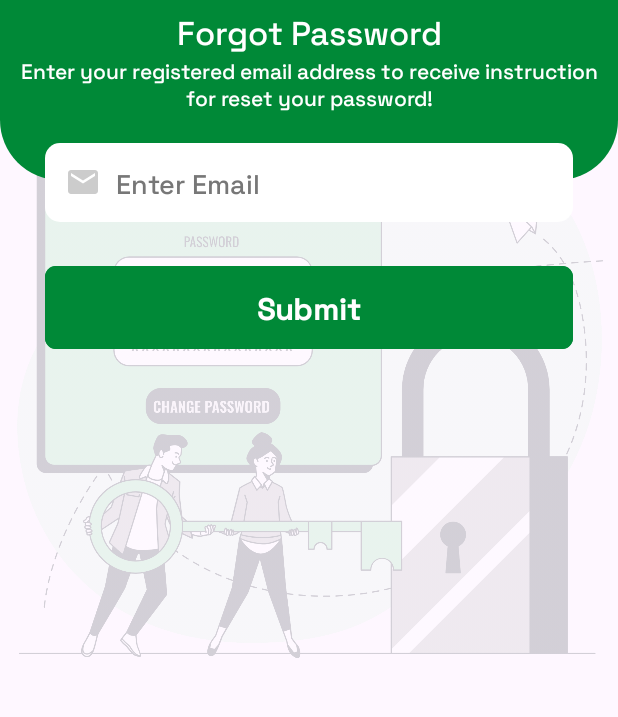
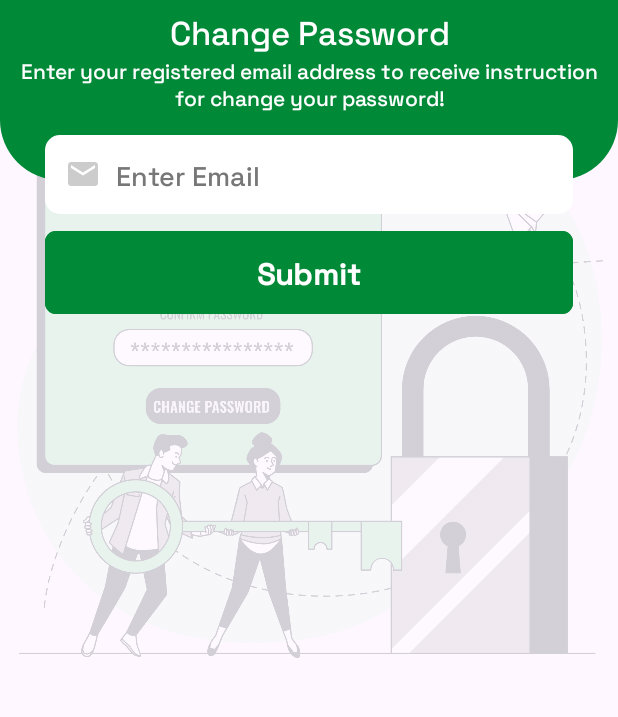
Before and after one commit to Trodev-IT/EducationZ_Android, an Android app: the ChangePasswordActivity screen opened directly, with no data from a screen before it, on a phone screen of 412 x 824 dp, the part 225-942 px from its top. Run offline under Robolectric (Android 15) with nearby library versions, the light colour scheme and no system bars; our stand-ins replace CircleImageView, Firebase (no records; nobody signed in at launch, a user with empty details on screens opened directly).

Commit message:
redesign upload

```diff
--- a/app/src/main/res/layout/activity_change_password.xml
+++ b/app/src/main/res/layout/activity_change_password.xml
@@ -27,10 +27,10 @@
             android:id="@+id/backBtn"
             android:layout_width="wrap_content"
             android:layout_height="wrap_content"
-            android:src="@drawable/ic_back"
+            android:layout_margin="10dp"
             android:background="@android:color/transparent"
-            android:layout_margin="10dp"
-            android:padding="5dp"/>
+            android:padding="5dp"
+            android:src="@drawable/ic_back" />
 
         <!--Logo-->
         <!--        <ImageView-->
@@ -44,9 +44,9 @@
         <LinearLayout
             android:layout_width="100dp"
             android:layout_height="100dp"
-            android:gravity="center"
+            android:layout_centerHorizontal="true"
             android:layout_marginTop="50dp"
-            android:layout_centerHorizontal="true">
+            android:gravity="center">
 
             <de.hdodenhof.circleimageview.CircleImageView
                 android:id="@+id/iconIv"
@@ -61,25 +61,25 @@
             android:id="@+id/label1Tv"
             android:layout_width="match_parent"
             android:layout_height="wrap_content"
-            android:text="Forgot Password"
+            android:layout_marginTop="155dp"
             android:fontFamily="@font/space_grotesk_bold"
+            android:text="Change Password"
             android:textAlignment="center"
             android:textColor="@color/white"
-            android:layout_marginTop="155dp"
-            android:textSize="22sp"/>
+            android:textSize="22sp" />
 
         <!--Subtitle-->
         <TextView
             android:id="@+id/label2Tv"
             android:layout_width="match_parent"
             android:layout_height="wrap_content"
-            android:text="Enter your registered email address to receive instruction for reset your password!"
+            android:layout_below="@+id/label1Tv"
+            android:layout_marginStart="10dp"
+            android:layout_marginEnd="10dp"
             android:fontFamily="@font/space_grotesk_bold"
-            android:layout_below="@+id/label1Tv"
-            android:textColor="@color/white"
+            android:text="Enter your registered email address to receive instruction for change your password!"
             android:textAlignment="center"
-            android:layout_marginStart="10dp"
-            android:layout_marginEnd="10dp"/>
+            android:textColor="@color/white" />
 
     </RelativeLayout>
 
@@ -87,8 +87,8 @@
         android:layout_width="match_parent"
         android:layout_height="wrap_content"
         android:layout_marginStart="30dp"
-        android:layout_marginEnd="30dp"
-        android:layout_marginTop="245dp">
+        android:layout_marginTop="240dp"
+        android:layout_marginEnd="30dp">
 
         <!--Input Email-->
         <EditText
@@ -98,11 +98,11 @@
             android:background="@drawable/shape_edittext01"
             android:drawableStart="@drawable/ic_email_gray"
             android:drawablePadding="10dp"
+            android:fontFamily="@font/space_grotesk_bold"
+            android:hint="Enter Email"
             android:padding="13dp"
-                android:hint="Enter Email"
-                android:fontFamily="@font/space_grotesk_bold"
             android:textColor="@color/black"
-                android:textColorHint="@color/gray2"/>
+            android:textColorHint="@color/gray2" />
 
         <!--        <ProgressBar-->
         <!--            android:id="@+id/progressBar"-->
@@ -115,7 +115,7 @@
         <FrameLayout
             android:layout_width="match_parent"
             android:layout_height="wrap_content"
-            android:layout_marginTop="78dp">
+            android:layout_marginTop="60dp">
 
             <com.google.android.material.button.MaterialButton
                 android:id="@+id/submitBtn"
```
Also changed, not shown: app/src/main/res/layout/activity_splash.xml (+13 -10 lines), app/src/main/res/drawable/ss_five.png (added), app/src/main/res/drawable/ss_four.png (added), app/src/main/res/drawable/ss_one.png (added), app/src/main/res/drawable/ss_three.png (added), 1 other file. Lines whose indentation alone changed are shown as unchanged.
